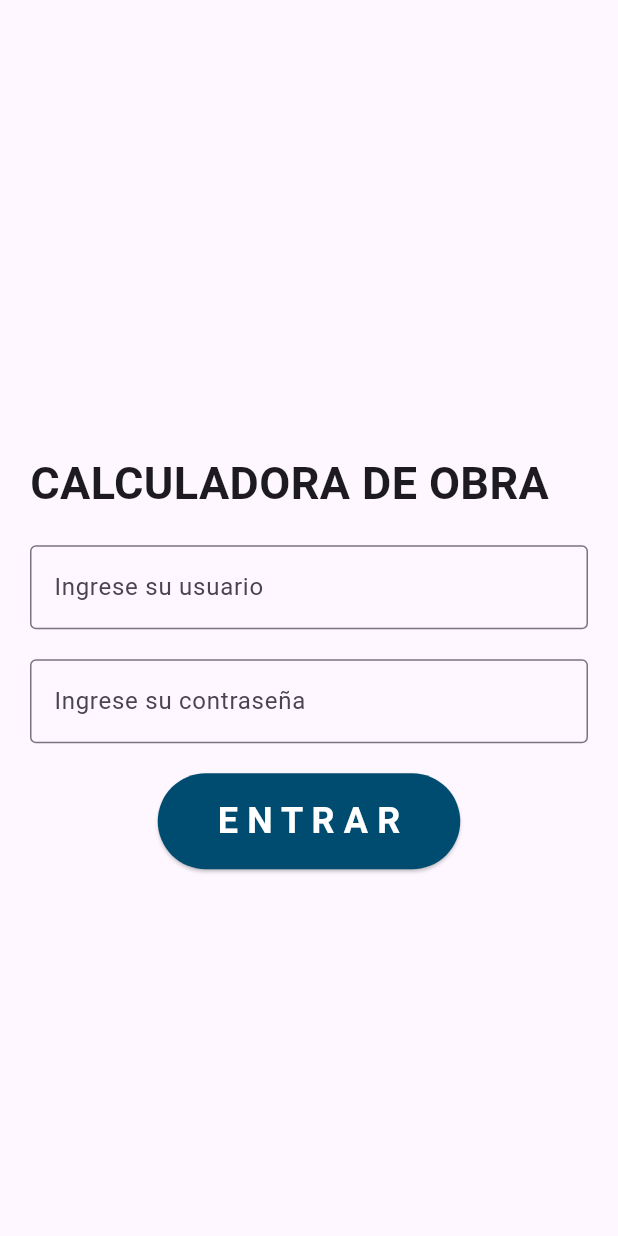
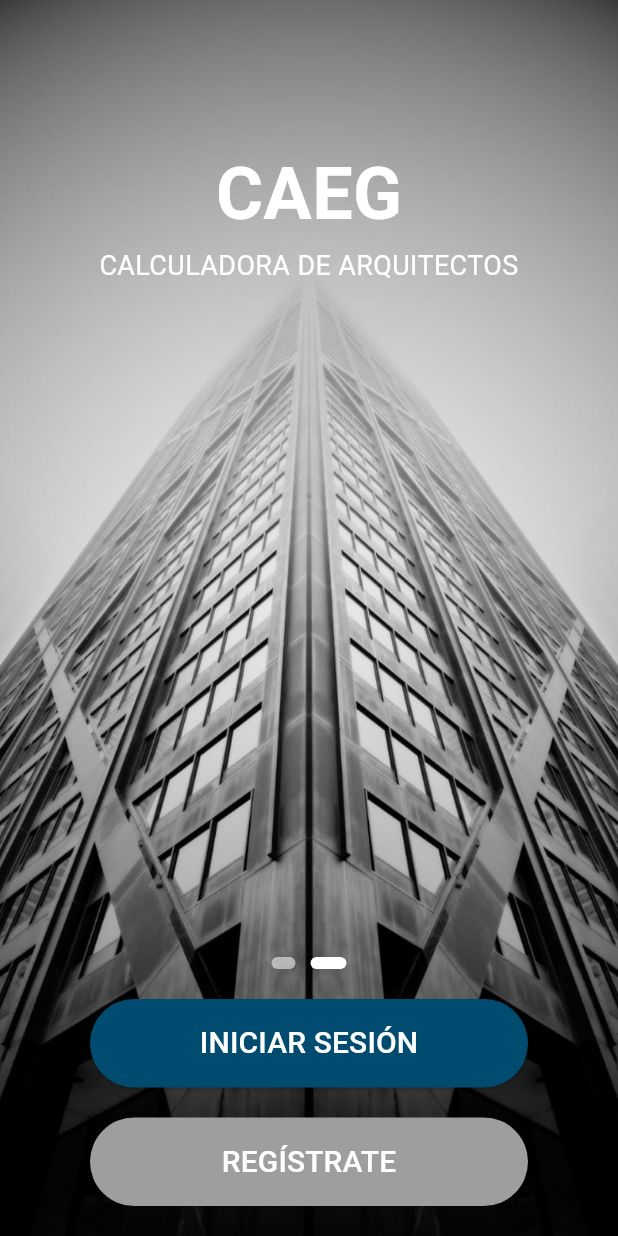
Before and after one commit to MarcoARamirezS/appArquitectos, a Flutter app: the screen it shows after launch, on a phone screen of 412 x 824 dp. Run offline on Flutter 3.47's test engine with Material 3 defaults, Android fonts, the phone set to English and light mode, and no system bars; our stand-ins replace csv, file_picker, flutter_svg, hive, hive_flutter, permission_handler and 2 more; missing offline and left inert: excel; accounts and stored records are empty; project files that could hold a hidden picture were left out.

Commit message:
Diseños

```diff
--- a/apparq/lib/login_page.dart
+++ b/apparq/lib/login_page.dart
@@ -18,45 +18,92 @@ class _LoginPageState extends State<LoginPage> {
 
   Future<void> _setDefaultRegion() async {
     final prefs = await SharedPreferences.getInstance();
-    await prefs.setString('selected_region', '1');  // Establece la región predeterminada
+    await prefs.setString('selected_region', '1');
   }
 
   @override
   Widget build(BuildContext context) {
     return Scaffold(
-      appBar: AppBar(),
-      body: Center(
+      body: Container(
+        decoration: const BoxDecoration(
+          image: DecorationImage(
+            image: AssetImage('assets/FondoLogin.png'),
+            fit: BoxFit.cover,
+          ),
+        ),
+        child: Center(
           child: Padding(
             padding: const EdgeInsets.all(20.0),
             child: Column(
               mainAxisAlignment: MainAxisAlignment.center,
-            crossAxisAlignment: CrossAxisAlignment.start,
               children: <Widget>[
-              const Text(
-                'CALCULADORA DE OBRA',
+                const Expanded(
+                  flex: 2,
+                  child: Column(
+                    mainAxisAlignment: MainAxisAlignment.center,
+                    children: <Widget>[
+                      Text(
+                        'CAEG',
                         style: TextStyle(
-                  fontSize: 30,
+                          fontSize: 48,
                           fontWeight: FontWeight.bold,
+                          color: Colors.white,
                         ),
                       ),
-              const SizedBox(height: 20),
-              const TextField(
-                decoration: InputDecoration(
-                  border: OutlineInputBorder(),
-                  hintText: 'Ingrese su usuario',
+                      Text(
+                        'CALCULADORA DE ARQUITECTOS',
+                        style: TextStyle(
+                          fontSize: 18,
+                          color: Colors.white,
+                        ),
+                        textAlign: TextAlign.center,
+                      ),
+                    ],
                   ),
                 ),
+                Expanded(
+                  flex: 3,
+                  child: Column(
+                    mainAxisAlignment: MainAxisAlignment.center,
+                    children: <Widget>[
+                      TextField(
+                        decoration: InputDecoration(
+                          fillColor: Colors.white,
+                          filled: true,
+                          border: OutlineInputBorder(
+                            borderRadius: BorderRadius.circular(30),
+                            borderSide: BorderSide.none,
+                          ),
+                          hintText: 'INGRESE SU USUARIO O CORREO',
+                          prefixIcon: const Icon(Icons.person, size: 20),
+                        ),
+                        style: const TextStyle(fontSize: 14),
+                      ),
                       const SizedBox(height: 20),
-              const TextField(
+                      TextField(
                         obscureText: true,
                         decoration: InputDecoration(
-                  border: OutlineInputBorder(),
-                  hintText: 'Ingrese su contraseña',
+                          fillColor: Colors.white,
+                          filled: true,
+                          border: OutlineInputBorder(
+                            borderRadius: BorderRadius.circular(30),
+                            borderSide: BorderSide.none,
+                          ),
+                          hintText: 'INGRESE SU CONTRASEÑA',
+                          prefixIcon: const Icon(Icons.lock, size: 20),
+                        ),
+                        style: const TextStyle(fontSize: 14),
+                      ),
+                    ],
                   ),
                 ),
-              const SizedBox(height: 20),
-              Align(
-                alignment: Alignment.center,
+                Expanded(
+                  flex: 2,
+                  child: Column(
+                    mainAxisAlignment: MainAxisAlignment.center,
+                    children: <Widget>[
+                      SizedBox(
+                        width: double.infinity, // Hace que el botón tenga el mismo ancho que las cajas de texto
                         child: ElevatedButton(
                           onPressed: () {
                             Navigator.push(
@@ -67,13 +114,13 @@ class _LoginPageState extends State<LoginPage> {
                           style: ElevatedButton.styleFrom(
                             backgroundColor: const Color.fromRGBO(0, 76, 112, 1),
                             padding: const EdgeInsets.symmetric(horizontal: 40.0, vertical: 15.0),
+                            shape: const StadiumBorder(),
                           ),
                           child: const Text(
-                    'E N T R A R',
+                            'INICIAR SESIÓN',
                             style: TextStyle(
                               color: Colors.white,
-                      fontSize: 24,
-                      fontWeight: FontWeight.bold,
+                              fontSize: 20,
                             ),
                           ),
                         ),
@@ -81,6 +128,10 @@ class _LoginPageState extends State<LoginPage> {
                     ],
                   ),
                 ),
+              ],
+            ),
+          ),
+        ),
       ),
     );
   }
--- a/apparq/lib/main.dart
+++ b/apparq/lib/main.dart
@@ -1,8 +1,8 @@
 import 'package:flutter/material.dart';
 import 'package:hive_flutter/hive_flutter.dart';
-import 'login_page.dart';
 import 'models/presupuesto_detalle.dart';
 import 'models/construccion_detalle.dart';
+import 'splash.dart';
 
 void main() async {
   WidgetsFlutterBinding.ensureInitialized();
@@ -24,7 +24,7 @@ class MyApp extends StatelessWidget {
       theme: ThemeData(
         primarySwatch: Colors.blue,
       ),
-      home: const LoginPage(),
+      home: const SplashPage(),
     );
   }
 }
--- /dev/null
+++ b/apparq/lib/splash.dart
@@ -0,0 +1,175 @@
+import 'dart:async';
+import 'package:apparq/registro_page.dart';
+import 'package:flutter/material.dart';
+import 'package:apparq/login_page.dart';
+
+class SplashPage extends StatefulWidget {
+  const SplashPage({Key? key}) : super(key: key);
+
+  @override
+  _SplashPageState createState() => _SplashPageState();
+}
+
+class _SplashPageState extends State<SplashPage> {
+  int _currentPage = 0;
+  late PageController _pageController;
+  late Timer _timer;
+
+  @override
+  void initState() {
+    super.initState();
+    _pageController = PageController(initialPage: _currentPage);
+    _pageController.addListener(_updatePage);
+    _startAutoSlide();
+  }
+
+  void _updatePage() {
+    if (_pageController.page!.round() != _currentPage) {
+      setState(() {
+        _currentPage = _pageController.page!.round();
+      });
+    }
+  }
+
+  void _startAutoSlide() {
+    _timer = Timer.periodic(Duration(seconds: 5), (timer) {
+      if (_currentPage < 1) {
+        _currentPage++;
+      } else {
+        _currentPage = 0;
+      }
+
+      _pageController.animateToPage(
+        _currentPage,
+        duration: Duration(milliseconds: 400),
+        curve: Curves.easeIn,
+      );
+    });
+  }
+
+  @override
+  void dispose() {
+    _timer.cancel();
+    _pageController.removeListener(_updatePage);
+    _pageController.dispose();
+    super.dispose();
+  }
+
+  @override
+  Widget build(BuildContext context) {
+    return Scaffold(
+      body: Stack(
+        children: <Widget>[
+          PageView(
+            controller: _pageController,
+            children: [
+              _buildSplashContent('assets/splash1.png'),
+              _buildSplashContent('assets/splash2.png'),
+            ],
+          ),
+          Column(
+            mainAxisAlignment: MainAxisAlignment.spaceBetween,
+            children: <Widget>[
+              const Padding(
+                padding: EdgeInsets.only(top: 95.0),
+                child: Column(
+                  children: <Widget>[
+                    Text(
+                      'CAEG',
+                      style: TextStyle(
+                        fontSize: 48,
+                        fontWeight: FontWeight.bold,
+                        color: Colors.white,
+                      ),
+                    ),
+                    Text(
+                      'CALCULADORA DE ARQUITECTOS',
+                      style: TextStyle(
+                        fontSize: 18,
+                        color: Colors.white,
+                      ),
+                      textAlign: TextAlign.center,
+                    ),
+                  ],
+                ),
+              ),
+              Padding(
+                padding: const EdgeInsets.all(20.0),
+                child: Column(
+                  children: <Widget>[
+                    Row(
+                      mainAxisAlignment: MainAxisAlignment.center,
+                      children: List.generate(2, (index) => _buildPageIndicator(index == _currentPage)),
+                    ),
+                    const SizedBox(height: 20),
+                    _buildButton('INICIAR SESIÓN', () {
+                      Navigator.push(
+                        context,
+                        MaterialPageRoute(builder: (context) => const LoginPage()),
+                      );
+                    }, const Color.fromRGBO(0, 76, 112, 1)),
+                    const SizedBox(height: 20),
+                    _buildButton('REGÍSTRATE', () {
+                      Navigator.push(
+                        context,
+                        MaterialPageRoute(builder: (context) => const RegistroPage()),
+                      );
+                    }, Colors.grey),
+                  ],
+                ),
+              ),
+            ],
+          ),
+        ],
+      ),
+    );
+  }
+
+  Widget _buildSplashContent(String imagePath) {
+    return Container(
+      decoration: BoxDecoration(
+        image: DecorationImage(
+          image: AssetImage(imagePath),
+          fit: BoxFit.cover,
+        ),
+      ),
+    );
+  }
+
+  Widget _buildButton(String text, VoidCallback onPressed, Color color) {
+    return SizedBox(
+      width: double.infinity,
+      child: Padding(
+        padding: const EdgeInsets.symmetric(horizontal: 40.0),
+        child: ElevatedButton(
+          onPressed: onPressed,
+          style: ElevatedButton.styleFrom(
+            backgroundColor: color,
+            padding: const EdgeInsets.symmetric(vertical: 15.0),
+            shape: const StadiumBorder(),
+          ),
+          child: Text(
+            text,
+            style: const TextStyle(
+              color: Colors.white,
+              fontSize: 20,
+            ),
+          ),
+        ),
+      ),
+    );
+  }
+
+  Widget _buildPageIndicator(bool isActive) {
+    return AnimatedContainer(
+      duration: const Duration(milliseconds: 150),
+      margin: const EdgeInsets.symmetric(horizontal: 5.0),
+      height: 8.0,
+      width: isActive ? 24.0 : 16.0,
+      decoration: BoxDecoration(
+        color: isActive ? Colors.white : Colors.white54,
+        borderRadius: BorderRadius.circular(5),
+      ),
+    );
+  }
+}
```
Also changed, not shown: apparq/lib/dashboard.dart (+64 -24 lines), apparq/lib/menu.dart (+39 -42 lines), apparq/lib/registro_page.dart (added, +126 -0 lines), apparq/pubspec.yaml (+7 -0 lines), apparq/assets/FondoLogin.png (added), apparq/assets/FondoRegistro.png (added), apparq/assets/icon_construction.png (added), apparq/assets/icon_project.png (added), apparq/assets/icon_region.png (added), apparq/assets/splash1.png (added), apparq/assets/splash2.png (added). Lines whose indentation alone changed are shown as unchanged.
